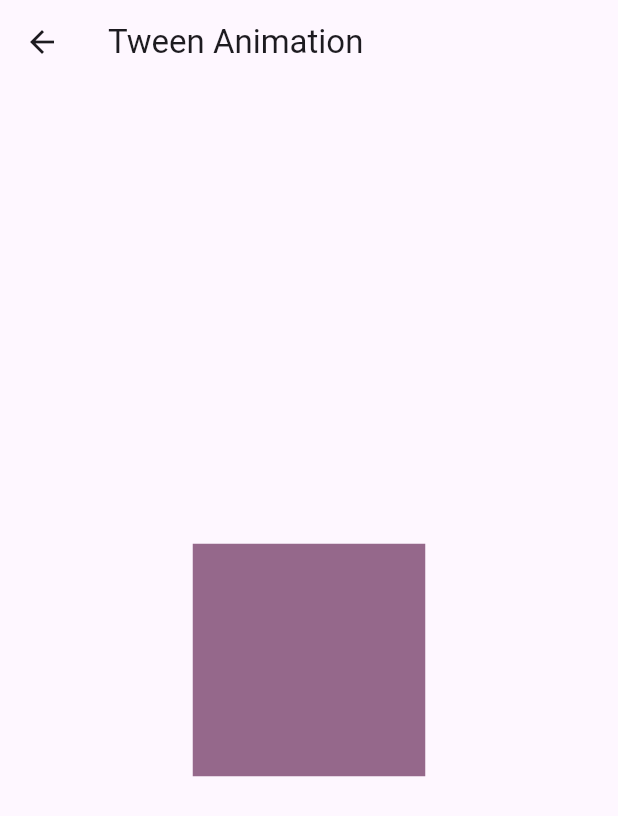
After one commit to samniu/Flutter-Basic, a Flutter app: the screen it shows after launch, after a tap on "Go to Tween Animation", on a phone screen of 412 x 824 dp. The commit adds this screen. Shown: the top 816 px of the screen. Run offline on Flutter 3.47's test engine with Material 3 defaults, Android fonts, the phone set to English and light mode, and no system bars.

Commit message:
tween animation

```diff
--- a/lib/Animation/animated_container_page.dart
+++ b/lib/Animation/animated_container_page.dart
@@ -45,6 +45,13 @@ class _AnimatedContainerPageState extends State<AnimatedContainerPage> {
               },
               child: Text('Go to Animation Controller'),
             ),
+            SizedBox(height: 20),
+            ElevatedButton(
+              onPressed: () {
+                Navigator.pushNamed(context, '/tweenAnimation');
+              },
+              child: Text('Go to Tween Animation'),
+            ),
           ],
         ),
       ),
--- /dev/null
+++ b/lib/Animation/tween_animation_page.dart
@@ -0,0 +1,52 @@
+import 'package:flutter/material.dart';
+
+class TweenAnimationPage extends StatefulWidget {
+  @override
+  _TweenAnimationPageState createState() => _TweenAnimationPageState();
+}
+
+class _TweenAnimationPageState extends State<TweenAnimationPage>
+    with SingleTickerProviderStateMixin {
+  late AnimationController _controller;
+  late Animation<double> _sizeAnimation;
+  late Animation<Color?> _colorAnimation;
+
+  @override
+  void initState() {
+    super.initState();
+
+    _controller = AnimationController(
+      vsync: this,
+      duration: Duration(seconds: 2),
+    )..repeat(reverse: true); // 循环播放动画
+
+    _sizeAnimation = Tween<double>(begin: 100, end: 200).animate(_controller);
+    _colorAnimation =
+        ColorTween(begin: Colors.blue, end: Colors.red).animate(_controller);
+  }
+
+  @override
+  Widget build(BuildContext context) {
+    return Scaffold(
+      appBar: AppBar(title: Text('Tween Animation')),
+      body: Center(
+        child: AnimatedBuilder(
+          animation: _controller,
+          builder: (context, child) {
+            return Container(
+              width: _sizeAnimation.value,
+              height: _sizeAnimation.value,
+              color: _colorAnimation.value,
+            );
+          },
+        ),
+      ),
+    );
+  }
+
+  @override
+  void dispose() {
+    _controller.dispose();
+    super.dispose();
+  }
+}
--- a/lib/Navigation and Routing/app_routes.dart
+++ b/lib/Navigation and Routing/app_routes.dart
@@ -3,6 +3,7 @@ import 'package:flutter/material.dart';
 // import 'second_page.dart'; // 导入 SecondPage 文件
 import '../Animation/animated_container_page.dart'; // AnimatedContainer 示例页面
 import '../Animation/animation_controller_page.dart'; // AnimationController 示例页面
+import '../Animation/tween_animation_page.dart';
 
 class AppRoutes {
   // 返回路由配置
@@ -12,6 +13,7 @@ class AppRoutes {
       // '/second': (context) => SecondPage(data: 'Hello from HomePage!'),
       '/animatedContainer': (context) => AnimatedContainerPage(),
       '/animationController': (context) => AnimationControllerPage(),
+      '/tweenAnimation': (context) => TweenAnimationPage(),
     };
   }
 
```
